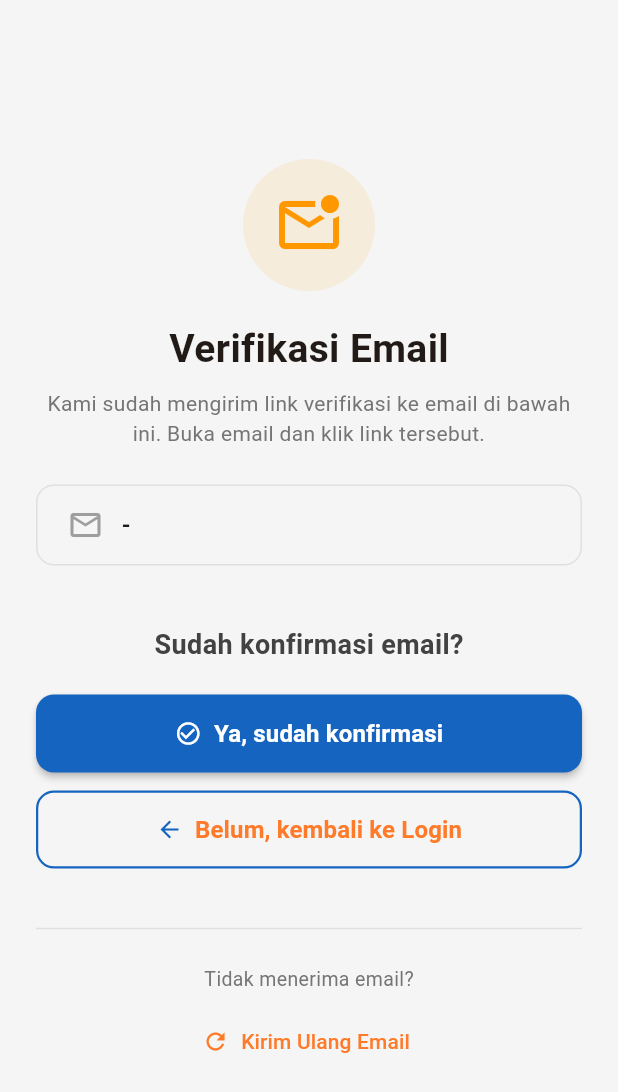
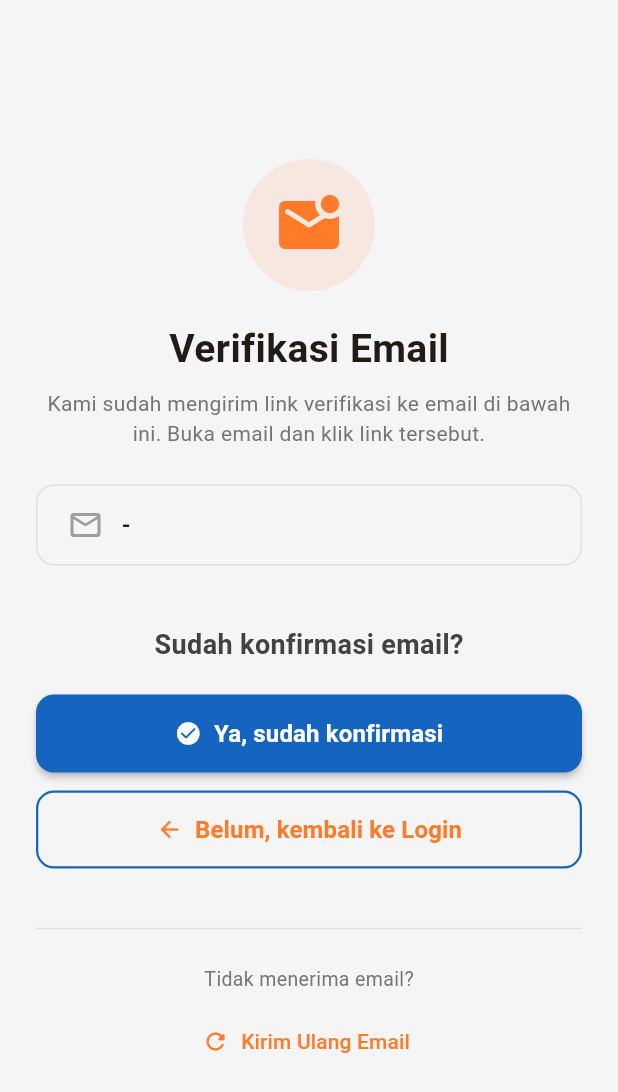
Before and after one commit to Mariariaardyanti/UAS_SEM6, a Flutter app: the VerifyEmailPage screen opened by its route, on a phone screen of 412 x 824 dp. Shown: the top 1092 px of the screen. Run offline on Flutter 3.47's test engine with Material 3 defaults, Android fonts, the phone set to English and light mode, and no system bars; our stand-ins replace app_links, dio, email_validator, equatable, firebase_auth, firebase_core and 4 more; missing offline and left inert: flutter_biometric_kit; accounts and stored records are empty.

Commit message:
update : verify email page

```diff
--- a/lib/features/auth/presentation/pages/verify_email_page.dart
+++ b/lib/features/auth/presentation/pages/verify_email_page.dart
@@ -1,5 +1,6 @@
 import 'package:flutter/material.dart';
 import 'package:pasar_malam/core/routes/app_router.dart';
+import 'package:pasar_malam/core/constants/app_colors.dart';
 import 'package:pasar_malam/features/auth/presentation/providers/auth_provider.dart';
 import 'package:pasar_malam/features/auth/presentation/widgets/auth_header.dart';
 import 'package:pasar_malam/features/auth/presentation/widgets/custom_button.dart';
@@ -106,11 +107,11 @@ class _VerifyEmailPageState extends State<VerifyEmailPage> {
               mainAxisAlignment: MainAxisAlignment.center,
               children: [
                 const AuthHeader(
-                  icon: Icons.mark_email_unread_outlined,
+                  icon: Icons.mark_email_unread_rounded,
                   title: 'Verifikasi Email',
                   subtitle:
                       'Kami sudah mengirim link verifikasi ke email di bawah ini. Buka email dan klik link tersebut.',
-                  iconColor: Colors.orange,
+                  iconColor: AppColors.primary,
                 ),
                 const SizedBox(height: 24),
 
@@ -128,7 +129,8 @@ class _VerifyEmailPageState extends State<VerifyEmailPage> {
                   ),
                   child: Row(
                     children: [
-                      const Icon(Icons.email_outlined, color: Colors.grey),
+                      const Icon(Icons.mail_outline_rounded,
+                          color: Colors.grey),
                       const SizedBox(width: 12),
                       Text(
                         user?.email ?? '-',
@@ -158,7 +160,7 @@ class _VerifyEmailPageState extends State<VerifyEmailPage> {
                   label: 'Ya, sudah konfirmasi',
                   onPressed: _onYes,
                   isLoading: auth.isLoading,
-                  icon: const Icon(Icons.check_circle_outline,
+                  icon: const Icon(Icons.check_circle_rounded,
                       color: Colors.white),
                 ),
                 const SizedBox(height: 12),
@@ -168,8 +170,8 @@ class _VerifyEmailPageState extends State<VerifyEmailPage> {
                   label: 'Belum, kembali ke Login',
                   variant: ButtonVariant.outlined,
                   onPressed: _onNo,
-                  icon: const Icon(Icons.arrow_back,
-                      color: Color(0xFF1565C0)),
+                  icon: const Icon(Icons.arrow_back_rounded,
+                      color: AppColors.primary),
                 ),
                 const SizedBox(height: 32),
 
@@ -185,11 +187,13 @@ class _VerifyEmailPageState extends State<VerifyEmailPage> {
                 const SizedBox(height: 8),
                 TextButton.icon(
                   onPressed: _resendCooldown ? null : _resendEmail,
-                  icon: const Icon(Icons.refresh, size: 18),
+                  icon: const Icon(Icons.refresh_rounded,
+                      size: 18, color: AppColors.primary),
                   label: Text(
                     _resendCooldown
                         ? 'Kirim Ulang ($_countdown detik)'
                         : 'Kirim Ulang Email',
+                    style: const TextStyle(color: AppColors.primary),
                   ),
                 ),
               ],
```
